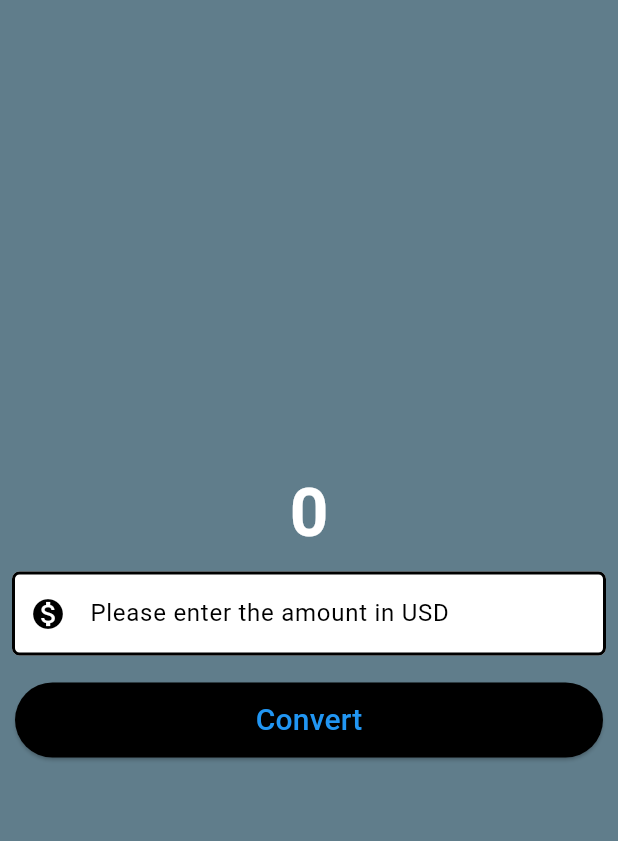
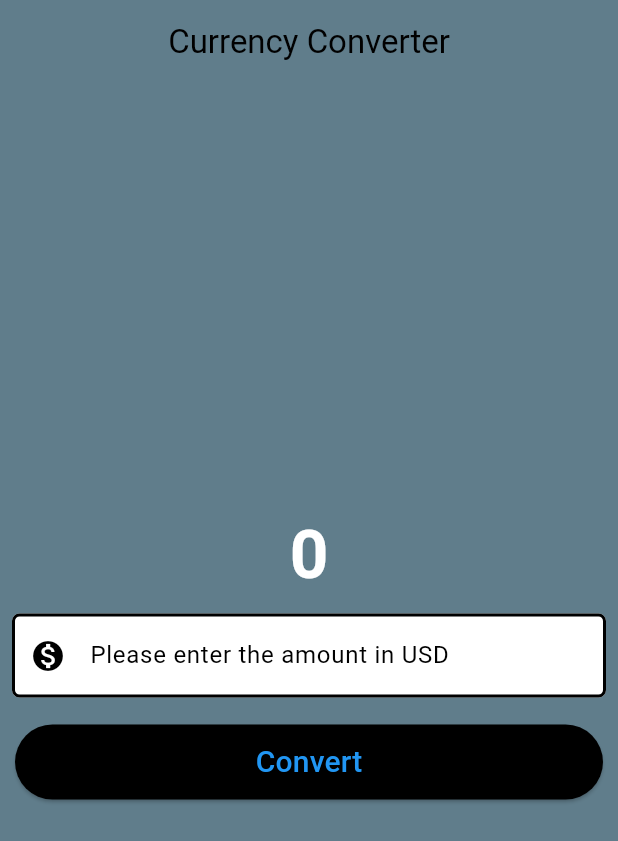
Before and after one commit to Sharath44665/flutter_ws, a Flutter app: the screen it shows after launch, on a phone screen of 412 x 824 dp. Shown: the top 841 px of the screen. Run offline on Flutter 3.47's test engine with Material 3 defaults, Android fonts, the phone set to English and light mode, and no system bars; our stand-ins replace firebase_auth, firebase_core; accounts and stored records are empty; generated files the repository leaves out were written again.

Commit message:
add appbar

```diff
--- a/currency_converter/lib/currency_converter_material_page.dart
+++ b/currency_converter/lib/currency_converter_material_page.dart
@@ -12,6 +12,16 @@ class CurrencyConverterMaterialPage extends StatelessWidget {
     );
     return Scaffold(
       backgroundColor: Colors.blueGrey,
+      appBar: AppBar(
+        backgroundColor: Colors.blueGrey,
+        elevation: 0,
+        title: const Text(
+          "Currency Converter",
+          style: TextStyle(color: Colors.black),
+        ),
+        centerTitle: true,
+      ),
+
       body: Center(
         child: Column(
           mainAxisAlignment: MainAxisAlignment.center,
```
